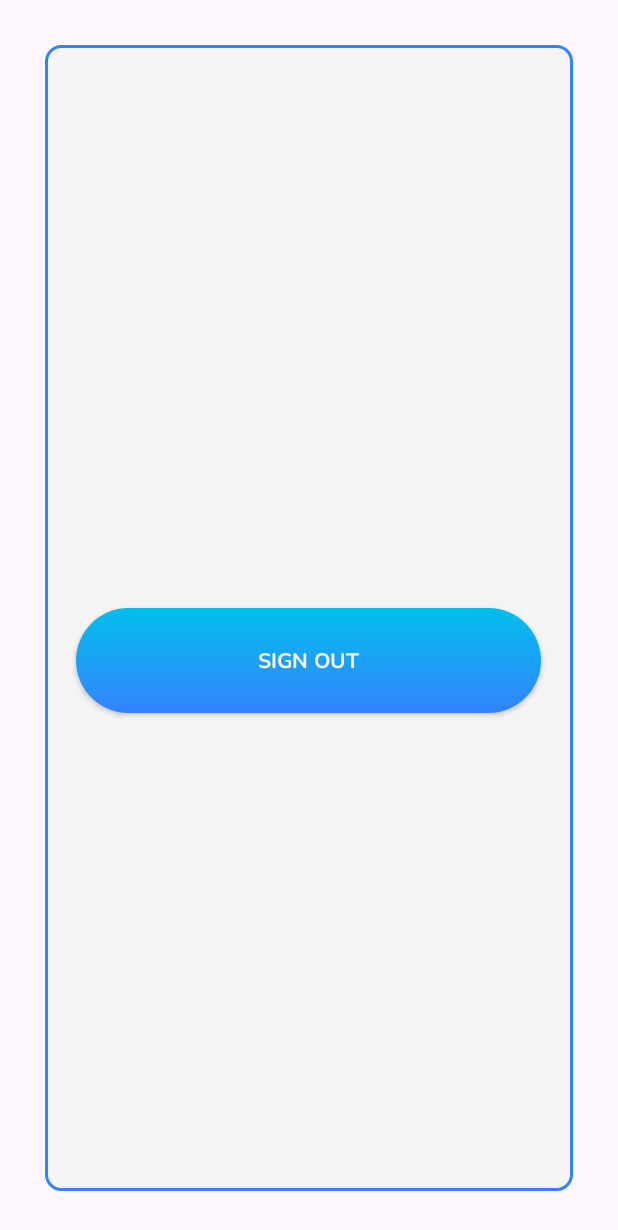
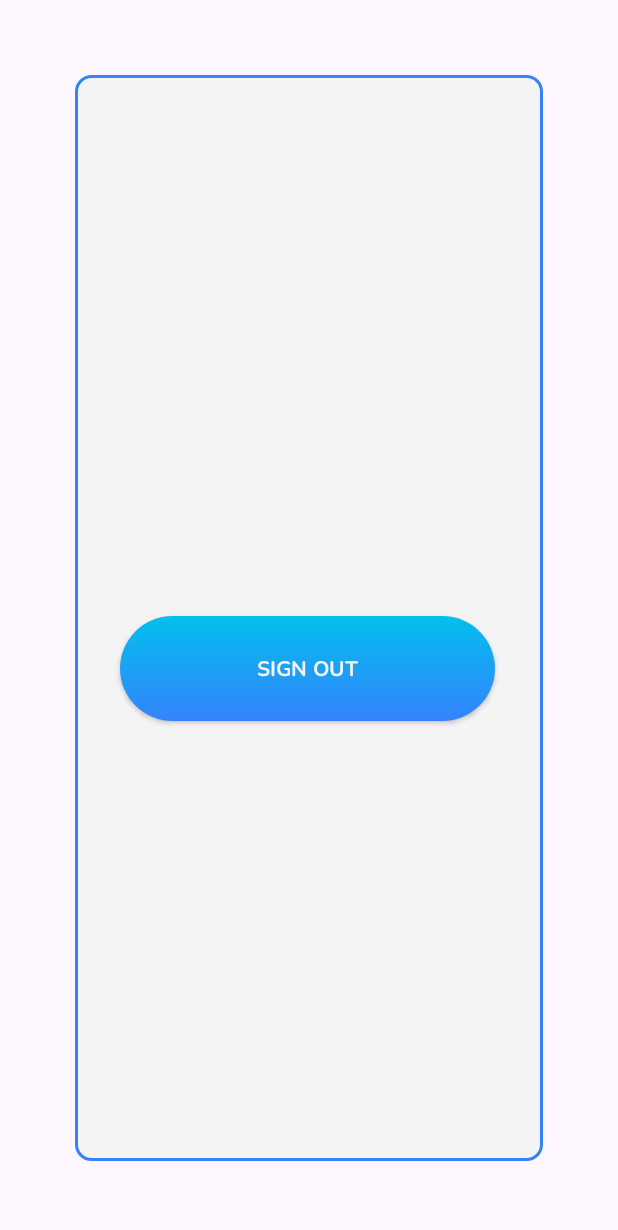
Before and after one commit to gauravsingh55/RoadseyeLogin, an Android app: the layout activity_home.xml on its own in the app's theme, with its tools: preview values and no code run, on a phone screen of 412 x 824 dp. Shown: the top 1230 px of the screen. Run offline under Robolectric (Android 15) with nearby library versions, the phone set to English and light mode, and no system bars.

Commit message:
fixed bugs

```diff
--- a/app/src/main/java/com/example/roadseyelogin/HomeActivity.kt
+++ b/app/src/main/java/com/example/roadseyelogin/HomeActivity.kt
@@ -17,7 +17,7 @@ class HomeActivity : AppCompatActivity() {
         binding = ActivityHomeBinding.inflate(layoutInflater)
         setContentView(binding.root)
 
-        val mobileNo = String.format("+91-%s", intent.getStringExtra("mobile"))
+        val mobileNo = intent.getStringExtra("phoneNumber").toString()
         binding.greet.text = "Hello\n$mobileNo"
         auth = FirebaseAuth.getInstance()
 
--- a/app/src/main/res/layout/activity_home.xml
+++ b/app/src/main/res/layout/activity_home.xml
@@ -4,7 +4,7 @@
     xmlns:tools="http://schemas.android.com/tools"
     android:layout_width="match_parent"
     android:layout_height="match_parent"
-    android:layout_margin="30dp"
+    android:layout_margin="50dp"
     android:gravity="center"
     android:orientation="horizontal"
     android:background="@drawable/input_box_background"
@@ -14,19 +14,19 @@
         android:id="@+id/greet"
         android:layout_width="match_parent"
         android:layout_height="wrap_content"
-        android:gravity="center"
         android:layout_alignParentTop="true"
         android:fontFamily="@font/nunito"
+        android:gravity="center"
         android:textColor="?attr/colorPrimary"
-        android:textSize="50sp"
+        android:textSize="30sp"
         app:layout_constraintBottom_toBottomOf="parent"
         app:layout_constraintTop_toTopOf="parent"
-        app:layout_constraintVertical_bias="0.385"
+        app:layout_constraintVertical_bias="0.41"
         tools:layout_editor_absoluteX="0dp" />
 
     <androidx.appcompat.widget.AppCompatButton
         android:id="@+id/sign_out"
-        android:layout_width="310dp"
+        android:layout_width="250dp"
         android:layout_height="70dp"
         android:layout_marginTop="40dp"
         android:gravity="center"
```
Also changed, not shown: app/build.gradle.kts (+10 -1 lines), app/src/main/java/com/example/roadseyelogin/OtpActivity.kt (+17 -7 lines), build.gradle.kts (+2 -5 lines).
